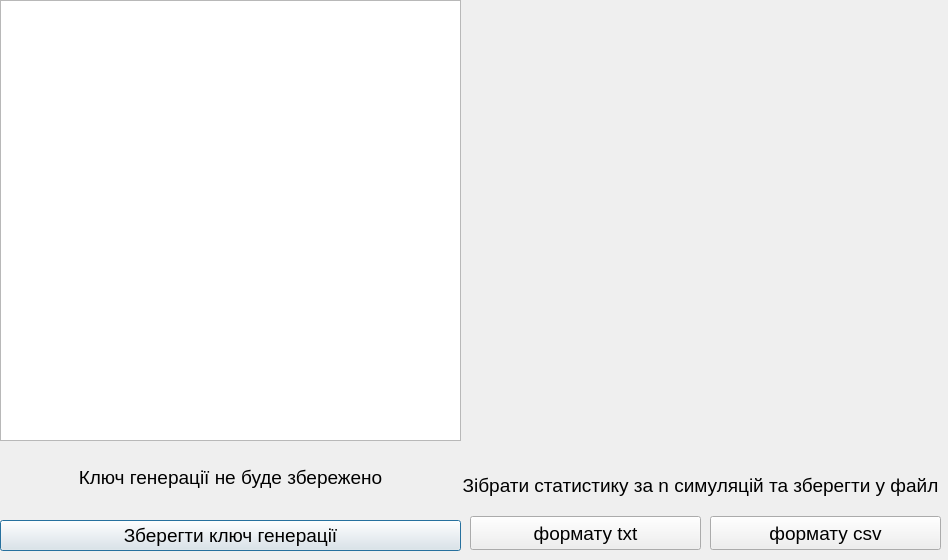
Illia-Andrieiev/Lab_2, file resultwindow.ui: the form before one commit.
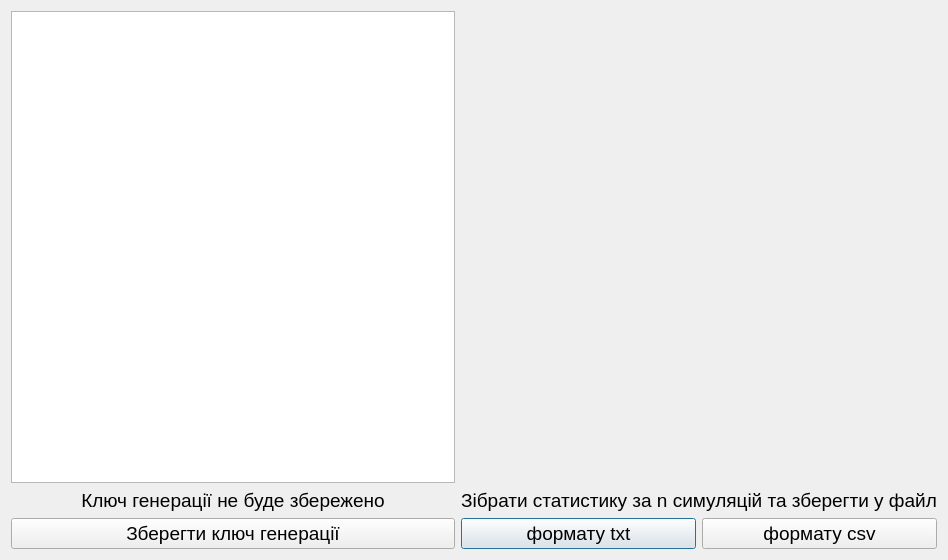
The form after the commit.

Commit message: Windows scalse change

Patch:
```diff
--- a/resultwindow.ui
+++ b/resultwindow.ui
@@ -13,29 +13,23 @@
   <property name="windowTitle">
    <string>Dialog</string>
   </property>
-  <widget class="QWidget" name="verticalLayoutWidget">
-   <property name="geometry">
-    <rect>
-     <x>0</x>
-     <y>0</y>
-     <width>461</width>
-     <height>441</height>
-    </rect>
-   </property>
+  <layout class="QGridLayout" name="gridLayout_2">
+   <item row="0" column="0">
    <layout class="QVBoxLayout" name="verticalLayout">
     <item>
      <widget class="QListWidget" name="resList"/>
     </item>
    </layout>
-  </widget>
+   </item>
+   <item row="0" column="1" rowspan="2">
+    <layout class="QVBoxLayout" name="verticalLayout_3">
+     <item>
   <widget class="QLabel" name="statisticInformation">
-   <property name="geometry">
-    <rect>
-     <x>470</x>
-     <y>10</y>
-     <width>471</width>
-     <height>451</height>
-    </rect>
+       <property name="minimumSize">
+        <size>
+         <width>461</width>
+         <height>471</height>
+        </size>
    </property>
    <property name="font">
     <font>
@@ -52,15 +46,53 @@
     <set>Qt::AlignCenter</set>
    </property>
   </widget>
-  <widget class="QWidget" name="layoutWidget">
-   <property name="geometry">
-    <rect>
-     <x>0</x>
-     <y>440</y>
-     <width>461</width>
-     <height>111</height>
-    </rect>
-   </property>
+     </item>
+     <item>
+      <layout class="QGridLayout" name="gridLayout">
+       <item row="0" column="0" colspan="2">
+        <widget class="QLabel" name="nModelsLabel">
+         <property name="font">
+          <font>
+           <pointsize>14</pointsize>
+          </font>
+         </property>
+         <property name="text">
+          <string>Зібрати статистику за n симуляцій та зберегти у файл</string>
+         </property>
+         <property name="alignment">
+          <set>Qt::AlignCenter</set>
+         </property>
+        </widget>
+       </item>
+       <item row="1" column="0">
+        <widget class="QPushButton" name="saveTxt">
+         <property name="font">
+          <font>
+           <pointsize>14</pointsize>
+          </font>
+         </property>
+         <property name="text">
+          <string>формату txt</string>
+         </property>
+        </widget>
+       </item>
+       <item row="1" column="1">
+        <widget class="QPushButton" name="saveCsv">
+         <property name="font">
+          <font>
+           <pointsize>14</pointsize>
+          </font>
+         </property>
+         <property name="text">
+          <string>формату csv</string>
+         </property>
+        </widget>
+       </item>
+      </layout>
+     </item>
+    </layout>
+   </item>
+   <item row="1" column="0">
    <layout class="QVBoxLayout" name="verticalLayout_2">
     <item>
      <widget class="QLabel" name="keyStatus">
@@ -100,64 +132,8 @@
      </widget>
     </item>
    </layout>
-  </widget>
-  <widget class="QLabel" name="nModelsLabel">
-   <property name="geometry">
-    <rect>
-     <x>460</x>
-     <y>460</y>
-     <width>481</width>
-     <height>51</height>
-    </rect>
-   </property>
-   <property name="font">
-    <font>
-     <pointsize>14</pointsize>
-    </font>
-   </property>
-   <property name="text">
-    <string>Зібрати статистику за n симуляцій та зберегти у файл</string>
-   </property>
-   <property name="alignment">
-    <set>Qt::AlignCenter</set>
-   </property>
-  </widget>
-  <widget class="QPushButton" name="saveCsv">
-   <property name="geometry">
-    <rect>
-     <x>710</x>
-     <y>516</y>
-     <width>231</width>
-     <height>34</height>
-    </rect>
-   </property>
-   <property name="font">
-    <font>
-     <pointsize>14</pointsize>
-    </font>
-   </property>
-   <property name="text">
-    <string>формату csv</string>
-   </property>
-  </widget>
-  <widget class="QPushButton" name="saveTxt">
-   <property name="geometry">
-    <rect>
-     <x>470</x>
-     <y>516</y>
-     <width>231</width>
-     <height>34</height>
-    </rect>
-   </property>
-   <property name="font">
-    <font>
-     <pointsize>14</pointsize>
-    </font>
-   </property>
-   <property name="text">
-    <string>формату txt</string>
-   </property>
-  </widget>
+   </item>
+  </layout>
  </widget>
  <resources/>
  <connections/>
```
Left out of the diff: 3 changed lines with no effect on the pictures. Lines whose indentation alone changed are shown as unchanged. The commit also changes 3 other files.
